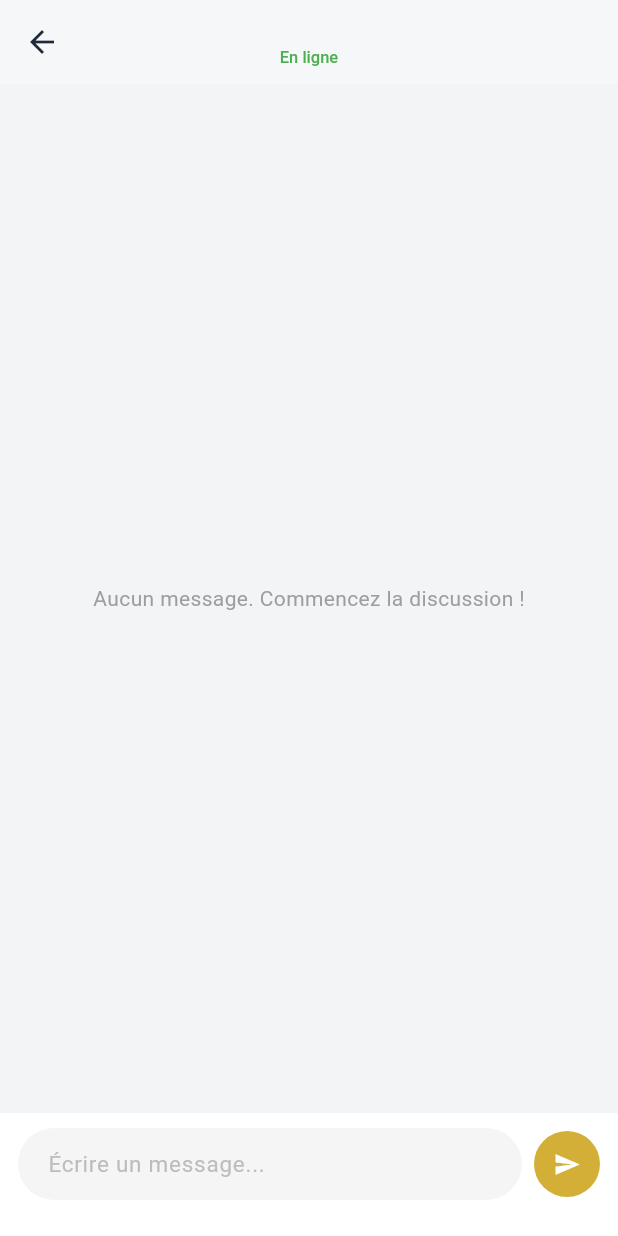
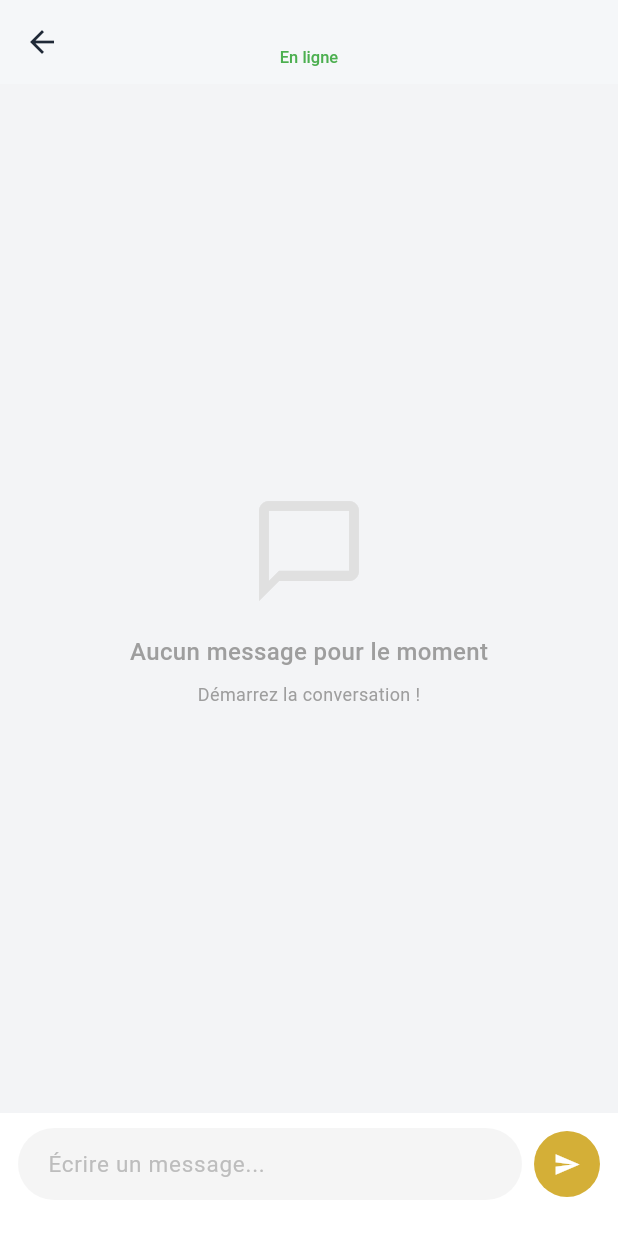
Before and after one commit to godsberryl7-boop/royalis_app, a Flutter app: the ChatPage screen opened directly with empty values, after a tap on the "send" icon, on a phone screen of 412 x 824 dp. Run offline on Flutter 3.47's test engine with Material 3 defaults, Android fonts, the phone set to English and light mode, and no system bars; our stand-ins replace flutter_riverpod, image_picker, supabase_flutter; accounts and stored records are empty.

Commit message:
refactor: chat_page.dart - Chat temps réel sécurisé avec gestion mémoire stricte et validations

```diff
--- a/lib/pages/chat_page.dart
+++ b/lib/pages/chat_page.dart
@@ -1,5 +1,6 @@
 import 'package:flutter/material.dart';
 import 'package:supabase_flutter/supabase_flutter.dart';
+import 'dart:async';
 
 class ChatPage extends StatefulWidget {
   final int conversationId;
@@ -16,22 +17,83 @@ class ChatPage extends StatefulWidget {
 }
 
 class _ChatPageState extends State<ChatPage> {
-  final controller = TextEditingController();
-  final ScrollController _scrollController = ScrollController();
-  late final Stream<List<Map<String, dynamic>>> _messagesStream;
+  // ===========================
+  // CONTRÔLEURS & STREAMING
+  // ===========================
+  late TextEditingController _messageController;
+  late ScrollController _scrollController;
+  StreamSubscription? _messagesSubscription;
+
+  // ===========================
+  // ÉTAT LOCAL
+  // ===========================
+  List<Map<String, dynamic>> _messages = [];
+  bool _isLoading = true;
+  bool _isSending = false;
+  String? _error;
 
   @override
   void initState() {
     super.initState();
-    // 1. Initialisation du flux de données en temps réel depuis Supabase
-    _messagesStream = Supabase.instance.client
+    _messageController = TextEditingController();
+    _scrollController = ScrollController();
+    _loadMessages();
+  }
+
+  @override
+  void dispose() {
+    // 🔒 NETTOYAGE STRICTE DE LA MÉMOIRE
+    _messageController.dispose();
+    _scrollController.dispose();
+    _messagesSubscription?.cancel();
+    super.dispose();
+  }
+
+  /// Charge les messages en temps réel
+  void _loadMessages() {
+    try {
+      _messagesSubscription = Supabase.instance.client
           .from('messages')
           .stream(primaryKey: ['id'])
           .eq('conversation_id', widget.conversationId)
-        .order('created_at', ascending: true);
+          .order('created_at', ascending: true)
+          .listen(
+            (List<Map<String, dynamic>> data) {
+              if (mounted) {
+                setState(() {
+                  _messages = data;
+                  _isLoading = false;
+                  _error = null;
+                });
+
+                // Défilement automatique vers le bas après le rendu
+                WidgetsBinding.instance.addPostFrameCallback((_) {
+                  _scrollToBottom();
+                });
+              }
+            },
+            onError: (error) {
+              debugPrint('Erreur stream messages: $error');
+              if (mounted) {
+                setState(() {
+                  _isLoading = false;
+                  _error = error.toString();
+                });
+              }
+            },
+          );
+    } catch (e) {
+      debugPrint('Erreur initialisation stream: $e');
+      if (mounted) {
+        setState(() {
+          _isLoading = false;
+          _error = e.toString();
+        });
+      }
+    }
   }
 
-  // 2. Fonction pour défiler automatiquement vers le bas de la discussion
+  /// Défile automatiquement vers le bas
   void _scrollToBottom() {
     if (_scrollController.hasClients) {
       _scrollController.animateTo(
@@ -42,36 +104,61 @@ class _ChatPageState extends State<ChatPage> {
     }
   }
 
-  Future<void> envoyerMessage() async {
+  /// Envoie un message
+  Future<void> _sendMessage() async {
     final user = Supabase.instance.client.auth.currentUser;
-    final texte = controller.text.trim();
+    final texte = _messageController.text.trim();
 
-    if (texte.isEmpty) return;
+    // ✅ VALIDATIONS STRICTES
+    if (user == null) {
+      _showError('Vous devez être connecté pour envoyer un message');
+      return;
+    }
 
-    controller.clear();
+    if (texte.isEmpty) {
+      return;
+    }
+
+    setState(() => _isSending = true);
 
     try {
+      // 📤 Insertion du message dans Supabase
       await Supabase.instance.client.from('messages').insert({
         'conversation_id': widget.conversationId,
-        'expediteur': user?.email,
+        'expediteur': user.email,
         'message': texte,
       });
 
-      // Petit délai pour laisser le stream mettre à jour la liste avant de défiler
+      if (mounted) {
+        _messageController.clear();
+        FocusScope.of(context).unfocus();
+      }
+
+      // Défilement vers le bas après envoi
       Future.delayed(const Duration(milliseconds: 100), _scrollToBottom);
     } catch (e) {
-      if (!mounted) return;
-      ScaffoldMessenger.of(context).showSnackBar(
-        SnackBar(content: Text("Erreur d'envoi : $e")),
-      );
+      debugPrint('Erreur envoi message: $e');
+      if (mounted) {
+        _showError('Erreur d\'envoi: ${e.toString()}');
+      }
+    } finally {
+      if (mounted) {
+        setState(() => _isSending = false);
+      }
     }
   }
 
-  @override
-  void dispose() {
-    controller.dispose();
-    _scrollController.dispose();
-    super.dispose();
+  /// Affiche un message d'erreur
+  void _showError(String message) {
+    if (!mounted) return;
+
+    ScaffoldMessenger.of(context).showSnackBar(
+      SnackBar(
+        content: Text(message),
+        backgroundColor: Colors.red.shade600,
+        duration: const Duration(seconds: 3),
+      ),
+    );
   }
 
   @override
@@ -79,8 +166,15 @@ class _ChatPageState extends State<ChatPage> {
     final user = Supabase.instance.client.auth.currentUser;
 
     return Scaffold(
-      backgroundColor: const Color(0xFFF3F4F6), // Fond neutre de messagerie
-      appBar: AppBar(
+      backgroundColor: const Color(0xFFF3F4F6),
+      appBar: _buildAppBar(),
+      body: _buildBody(user?.email),
+    );
+  }
+
+  /// Construit l'app bar
+  PreferredSizeWidget _buildAppBar() {
+    return AppBar(
       backgroundColor: Colors.white,
       elevation: 1,
       iconTheme: const IconThemeData(color: Color(0xFF1F2937)),
@@ -105,15 +199,13 @@ class _ChatPageState extends State<ChatPage> {
           ),
         ],
       ),
-      ),
-      body: Column(
-        children: [
-          // Liste des messages dynamique et en temps réel
-          Expanded(
-            child: StreamBuilder<List<Map<String, dynamic>>>(
-              stream: _messagesStream,
-              builder: (context, snapshot) {
-                if (snapshot.connectionState == ConnectionState.waiting) {
+    );
+  }
+
+  /// Construit le corps du chat
+  Widget _buildBody(String? userEmail) {
+    // ⏳ CHARGEMENT
+    if (_isLoading) {
       return const Center(
         child: CircularProgressIndicator(
           valueColor: AlwaysStoppedAnimation<Color>(Color(0xFFD4AF37)),
@@ -121,50 +213,145 @@ class _ChatPageState extends State<ChatPage> {
       );
     }
 
-                final messages = snapshot.data ?? [];
-
-                if (messages.isEmpty) {
-                  return const Center(
-                    child: Text(
-                      "Aucun message. Commencez la discussion !",
-                      style: TextStyle(color: Colors.grey),
+    // ❌ ERREUR
+    if (_error != null) {
+      return Center(
+        child: Padding(
+          padding: const EdgeInsets.all(24.0),
+          child: Column(
+            mainAxisAlignment: MainAxisAlignment.center,
+            children: [
+              Icon(
+                Icons.error_outline,
+                size: 80,
+                color: Colors.red.shade300,
+              ),
+              const SizedBox(height: 16),
+              Text(
+                'Erreur de chargement',
+                style: TextStyle(
+                  fontSize: 18,
+                  color: Colors.red.shade600,
+                  fontWeight: FontWeight.w500,
+                ),
+              ),
+              const SizedBox(height: 8),
+              Text(
+                _error ?? '',
+                textAlign: TextAlign.center,
+                style: TextStyle(
+                  fontSize: 12,
+                  color: Colors.grey.shade600,
+                ),
+              ),
+              const SizedBox(height: 16),
+              ElevatedButton(
+                onPressed: () {
+                  if (mounted) {
+                    setState(() {
+                      _isLoading = true;
+                      _error = null;
+                    });
+                    _loadMessages();
+                  }
+                },
+                style: ElevatedButton.styleFrom(
+                  backgroundColor: const Color(0xFF1F2937),
+                  foregroundColor: const Color(0xFFD4AF37),
+                ),
+                child: const Text('Réessayer'),
+              ),
+            ],
+          ),
         ),
       );
     }
 
-                // Défilement automatique planifié après le rendu du premier snapshot
-                WidgetsBinding.instance.addPostFrameCallback((_) => _scrollToBottom());
+    return Column(
+      children: [
+        // 📋 LISTE DES MESSAGES
+        Expanded(
+          child: _messages.isEmpty
+              ? Center(
+                  child: Padding(
+                    padding: const EdgeInsets.all(24.0),
+                    child: Column(
+                      mainAxisAlignment: MainAxisAlignment.center,
+                      children: [
+                        Icon(
+                          Icons.chat_bubble_outline,
+                          size: 80,
+                          color: Colors.grey.shade300,
+                        ),
+                        const SizedBox(height: 16),
+                        const Text(
+                          'Aucun message pour le moment',
+                          style: TextStyle(
+                            fontSize: 16,
+                            color: Colors.grey,
+                            fontWeight: FontWeight.w500,
+                          ),
+                        ),
+                        const SizedBox(height: 8),
+                        const Text(
+                          'Démarrez la conversation !',
+                          style: TextStyle(
+                            fontSize: 12,
+                            color: Colors.grey,
+                          ),
+                        ),
+                      ],
+                    ),
+                  ),
+                )
+              : ListView.builder(
+                  controller: _scrollController,
+                  padding: const EdgeInsets.symmetric(
+                    horizontal: 16,
+                    vertical: 16,
+                  ),
+                  itemCount: _messages.length,
+                  itemBuilder: (context, index) {
+                    final msg = _messages[index];
+                    final estMoi = msg['expediteur'] == userEmail;
 
-                return ListView.builder(
-                  controller: _scrollController,
-                  padding: const EdgeInsets.symmetric(horizontal: 16, vertical: 16),
-                  itemCount: messages.length,
-                  itemBuilder: (context, index) {
-                    final msg = messages[index];
-                    final estMoi = msg['expediteur'] == user?.email;
-
-                    // Récupération et formatage rapide de l'heure
+                    // Formatage de l'heure
                     String heureFormatee = "";
                     if (msg['created_at'] != null) {
-                      final date = DateTime.parse(msg['created_at']).toLocal();
-                      heureFormatee = "${date.hour.toString().padLeft(2, '0')}:${date.minute.toString().padLeft(2, '0')}";
+                      final date =
+                          DateTime.parse(msg['created_at'].toString())
+                              .toLocal();
+                      heureFormatee =
+                          "${date.hour.toString().padLeft(2, '0')}:${date.minute.toString().padLeft(2, '0')}";
                     }
 
                     return Align(
-                      alignment: estMoi ? Alignment.centerRight : Alignment.centerLeft,
+                      alignment: estMoi
+                          ? Alignment.centerRight
+                          : Alignment.centerLeft,
                       child: Container(
                         margin: const EdgeInsets.only(bottom: 12),
-                        padding: const EdgeInsets.symmetric(horizontal: 16, vertical: 11),
+                        padding: const EdgeInsets.symmetric(
+                          horizontal: 16,
+                          vertical: 11,
+                        ),
                         constraints: BoxConstraints(
-                          maxWidth: MediaQuery.of(context).size.width * 0.75,
+                          maxWidth:
+                              MediaQuery.of(context).size.width * 0.75,
                         ),
                         decoration: BoxDecoration(
-                          color: estMoi ? const Color(0xFFD4AF37) : Colors.white,
+                          color: estMoi
+                              ? const Color(0xFFD4AF37)
+                              : Colors.white,
                           borderRadius: BorderRadius.only(
                             topLeft: const Radius.circular(16),
                             topRight: const Radius.circular(16),
-                            bottomLeft: estMoi ? const Radius.circular(16) : Radius.zero,
-                            bottomRight: estMoi ? Radius.zero : const Radius.circular(16),
+                            bottomLeft: estMoi
+                                ? const Radius.circular(16)
+                                : Radius.zero,
+                            bottomRight: estMoi
+                                ? Radius.zero
+                                : const Radius.circular(16),
                           ),
                           boxShadow: [
                             BoxShadow(
@@ -180,7 +367,9 @@ class _ChatPageState extends State<ChatPage> {
                             Text(
                               msg['message'] ?? "",
                               style: TextStyle(
-                                color: estMoi ? Colors.white : const Color(0xFF1F2937),
+                                color: estMoi
+                                    ? Colors.white
+                                    : const Color(0xFF1F2937),
                                 fontSize: 15,
                               ),
                             ),
@@ -193,7 +382,9 @@ class _ChatPageState extends State<ChatPage> {
                                   Text(
                                     heureFormatee,
                                     style: TextStyle(
-                                      color: estMoi ? Colors.white.withValues(alpha: 0.7) : Colors.grey,
+                                      color: estMoi
+                                          ? Colors.white.withValues(alpha: 0.7)
+                                          : Colors.grey,
                                       fontSize: 10,
                                     ),
                                   ),
@@ -205,27 +396,36 @@ class _ChatPageState extends State<ChatPage> {
                       ),
                     );
                   },
-                );
-              },
                 ),
         ),
-
-          // Zone de saisie d'un nouveau message
+        // 📤 ZONE DE SAISIE
         Container(
-            padding: const EdgeInsets.only(left: 12, right: 12, bottom: 24, top: 10),
+          padding: const EdgeInsets.only(
+            left: 12,
+            right: 12,
+            bottom: 24,
+            top: 10,
+          ),
           color: Colors.white,
           child: Row(
             children: [
               Expanded(
                 child: TextField(
-                    controller: controller,
+                  controller: _messageController,
                   maxLines: null,
                   textCapitalization: TextCapitalization.sentences,
-                    onSubmitted: (_) => envoyerMessage(),
+                  onSubmitted: (_) => _isSending ? null : _sendMessage(),
+                  enabled: !_isSending,
                   decoration: InputDecoration(
                     hintText: "Écrire un message...",
-                      hintStyle: TextStyle(color: Colors.grey.shade400, fontSize: 15),
-                      contentPadding: const EdgeInsets.symmetric(horizontal: 16, vertical: 10),
+                    hintStyle: TextStyle(
+                      color: Colors.grey.shade400,
+                      fontSize: 15,
+                    ),
+                    contentPadding: const EdgeInsets.symmetric(
+                      horizontal: 16,
+                      vertical: 10,
+                    ),
                     filled: true,
                     fillColor: Colors.grey.shade100,
                     border: OutlineInputBorder(
@@ -240,15 +440,29 @@ class _ChatPageState extends State<ChatPage> {
                 radius: 22,
                 backgroundColor: const Color(0xFFD4AF37),
                 child: IconButton(
-                    icon: const Icon(Icons.send, color: Colors.white, size: 18),
-                    onPressed: envoyerMessage,
+                  icon: _isSending
+                      ? const SizedBox(
+                          height: 18,
+                          width: 18,
+                          child: CircularProgressIndicator(
+                            strokeWidth: 2,
+                            valueColor: AlwaysStoppedAnimation<Color>(
+                              Colors.white,
+                            ),
+                          ),
+                        )
+                      : const Icon(
+                          Icons.send,
+                          color: Colors.white,
+                          size: 18,
+                        ),
+                  onPressed: _isSending ? null : _sendMessage,
                 ),
               ),
             ],
           ),
         ),
       ],
-      ),
     );
   }
 }
```
Lines whose indentation alone changed are shown as unchanged.
